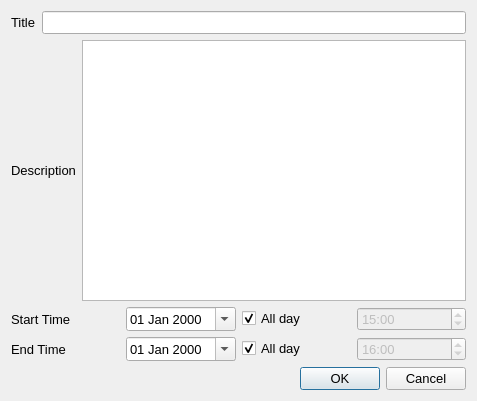
The window that src/View/Qt/TimeLine/factdialog.ui (Tatane/TimeLine) describes before a commit, drawn with Qt 5.
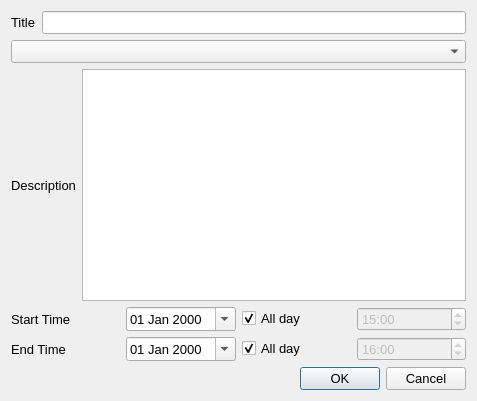
The same window after the commit.

Commit message: Add "Category" feature.

Diff of the .ui file:
```diff
--- a/src/View/Qt/TimeLine/factdialog.ui
+++ b/src/View/Qt/TimeLine/factdialog.ui
@@ -35,6 +35,9 @@
      </item>
     </layout>
    </item>
+   <item>
+    <widget class="QComboBox" name="comboBoxCategory"/>
+   </item>
    <item>
     <layout class="QHBoxLayout" name="horizontalLayout_2">
      <item>
```
The commit also changes 9 other files.
